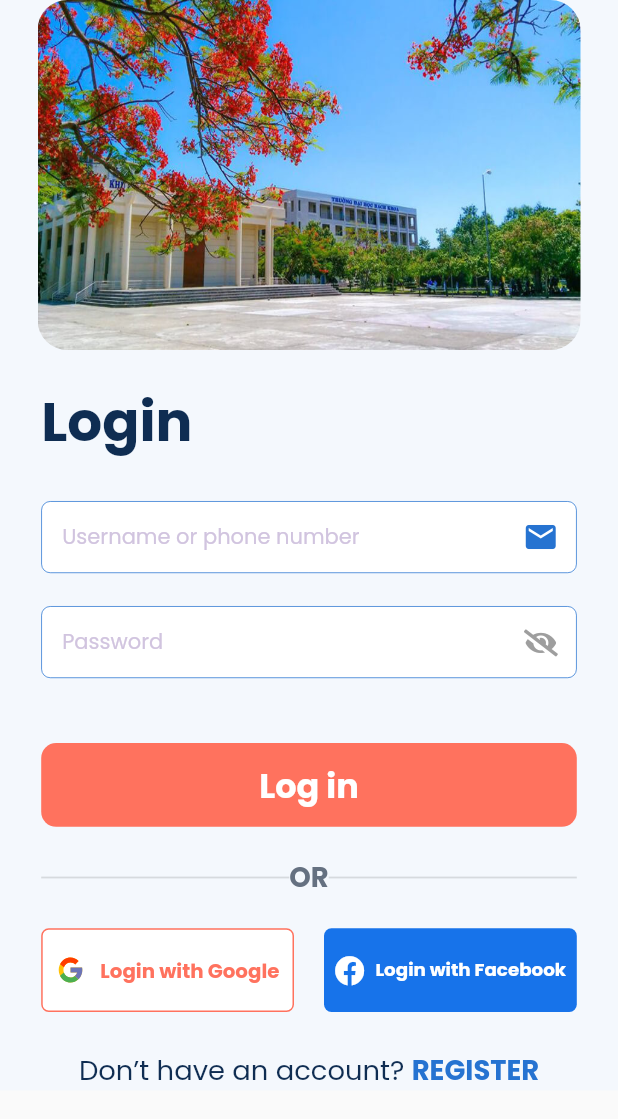
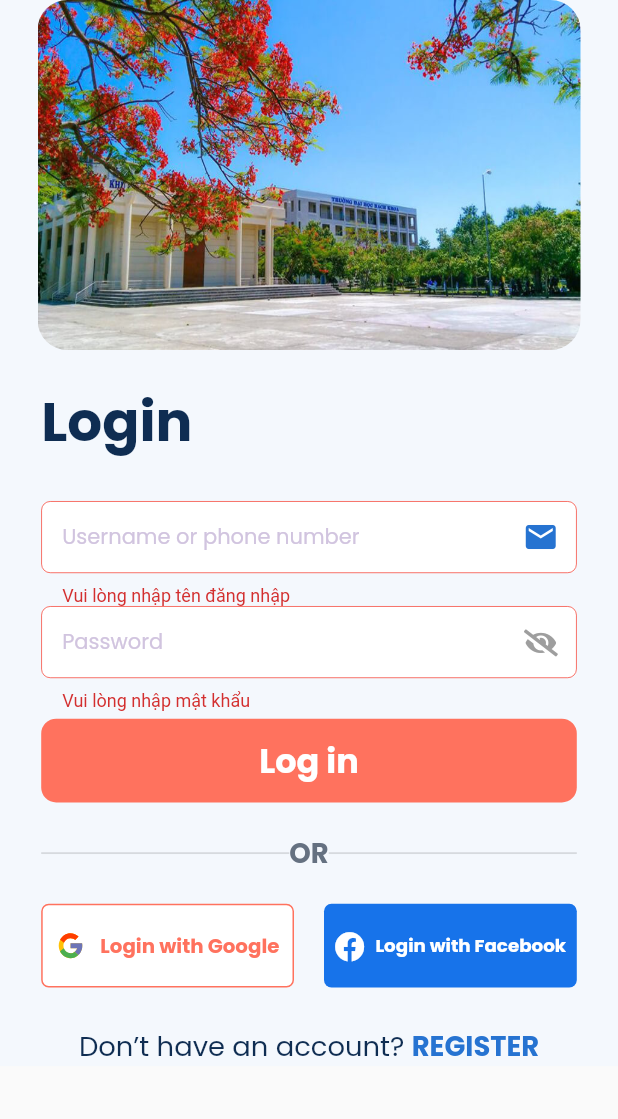
Before and after one commit to beobeodev/DUT_Message, a Flutter app: the SignUpScreen screen opened by its route, after a tap on "Đăng ký", after a tap on "LOG IN", after a tap on "Log in", on a phone screen of 412 x 824 dp. Shown: the top 1119 px of the screen. Run offline on Flutter 3.47's test engine with Material 2 defaults, Android fonts, the phone set to English and light mode, and no system bars; our stand-ins replace flutter_screenutil, flutter_svg, font_awesome_flutter, get, hive, hive_flutter and 1 more; accounts and stored records are empty; network calls fail; statements that could not run were skipped.

Commit message:
complete login form with validate :art: :art:

```diff
--- a/flutter_frontend/lib/controller/login/login_controller.dart
+++ b/flutter_frontend/lib/controller/login/login_controller.dart
@@ -2,6 +2,8 @@ import 'dart:convert';
 
 import 'package:flutter/cupertino.dart';
 import 'package:flutter_frontend/core/router/router.dart';
+import 'package:flutter_frontend/data/models/custom_response.dart';
+import 'package:flutter_frontend/data/repositories/auth_repository.dart';
 import 'package:flutter_frontend/data/repositories/local_repository.dart';
 import 'package:flutter_frontend/data/repositories/login_repository.dart';
 import 'package:get/get.dart';
@@ -11,24 +13,43 @@ class LoginController extends GetxController {
   final TextEditingController usernameEditingController = TextEditingController();
   final TextEditingController passwordEditingController = TextEditingController();
 
-  final LoginRepository loginRepository = LoginRepository();
-  final LocalRepository localRepository = LocalRepository();
+  final GlobalKey<FormState> loginFormKey = GlobalKey<FormState>();
+
+  final AuthRepository authRepository = AuthRepository();
 
   final RxString errorText = "".obs;
+
+  String validateUsername(String value) {
+    if (value == "") {
+      return "Vui lòng nhập tên đăng nhập";
+    }
+    return null;
+  }
+
+  String validatePassword(String value) {
+    if (value == "") {
+      return "Vui lòng nhập mật khẩu";
+    }
+    return null;
+  }
 
   void navigateToSignUpScreen() {
     Get.offAndToNamed<dynamic>(GetRouter.signUp);
   }
 
   Future<void> onTapLoginButton() async {
-    final http.Response response = await loginRepository.login(usernameEditingController.text, passwordEditingController.text);
-    if (response.statusCode == 200) {
-      final dynamic loginResponse = jsonDecode(response.body);
-      localRepository.writeToken(loginResponse['accessToken'], loginResponse['refreshToken']);
-      Get.offAndToNamed<dynamic>(GetRouter.drawer, arguments: loginResponse);
-    } else if (response.statusCode == 500) {
-      errorText.value = "Incorrect username or password";
-      print(errorText.value);
+    errorText.value = "";
+    if (!loginFormKey.currentState.validate()) {
+      return;
+    } else {
+      final CustomResponse response = await authRepository.login(usernameEditingController.text, passwordEditingController.text);
+      if (response.statusCode == 200) {
+        Get.offAllNamed(GetRouter.home);
+      } else if (response.statusCode == 500) {
+        if (response.errorMaps['errorPassword'] != null) {
+          errorText.value = "Sai tên đăng nhập hoặc mật khẩu";
+        }
+      }
     }
   }
 
--- a/flutter_frontend/lib/data/models/custom_response.dart
+++ b/flutter_frontend/lib/data/models/custom_response.dart
@@ -9,6 +9,7 @@ class CustomResponse {
 
   CustomResponse({
     this.statusCode = 200,
+    this.responseBody,
     this.error = false,
     this.errorMaps,
   });
--- a/flutter_frontend/lib/data/repositories/local_repository.dart
+++ b/flutter_frontend/lib/data/repositories/local_repository.dart
@@ -21,7 +21,7 @@ class LocalRepository {
   }
 
   //
-  Future<void> writeToken(String accessToken, String refreshToken) async {
+  Future<void> setToken(String accessToken, String refreshToken) async {
     await authBox.put('access_token', accessToken);
     await authBox.put('refresh_token', refreshToken);
   }
--- a/flutter_frontend/lib/screens/login.dart
+++ b/flutter_frontend/lib/screens/login.dart
@@ -29,20 +29,15 @@ class LoginScreen extends StatelessWidget {
                 color: Palette.aliceBlue,
               ),
               child: Obx(() {
-                return Column(
+                return Form(
+                  key: loginController.loginFormKey,
+                  child: Column(
                     children: [
-                    // SizedBox(
-                    //   height: MediaQuery.of(context).padding.top + 20,
-                    // ),
                       ClipRRect(
                         borderRadius: BorderRadius.circular(20),
                         child: SizedBox(
                           width: ScreenUtil().screenWidth - 50,
                           height: ScreenUtil().setHeight(230),
-                        // child: SvgPicture.asset(
-                        //   ImagePath.chatLogin,
-                        //   fit: BoxFit.fill,
-                        // ),
                           child: Image.asset(
                             ImagePath.schoolPicture,
                             fit: BoxFit.fill,
@@ -76,7 +71,7 @@ class LoginScreen extends StatelessWidget {
                               textEditingController: loginController
                                   .usernameEditingController,
                               width: double.infinity,
-                            // height: ScreenUtil().setHeight(85.0),
+                              validateFunc: loginController.validateUsername,
                               hintText: "Username or phone number",
                               suffixIconWidget: Icon(
                                 Icons.mail,
@@ -88,10 +83,10 @@ class LoginScreen extends StatelessWidget {
                               textEditingController: loginController
                                   .passwordEditingController,
                               width: double.infinity,
-                            height: ScreenUtil().setHeight(85.0),
+                              validateFunc: loginController.validatePassword,
                               hintText: "Password",
                               isObsecure: true,
-                            errorText: loginController.errorText.value != "" ? loginController.errorText.value : null,
+                              errorText: loginController.errorText.value,
                               suffixIconWidget: GestureDetector(
                                 onTap: () {},
                                 child: Icon(
@@ -195,6 +190,7 @@ class LoginScreen extends StatelessWidget {
                         ),
                       )
                     ],
+                  ),
                 );
               }),
             ),
```
Also changed, not shown: flutter_frontend/lib/data/models/user.dart (+6 -6 lines), flutter_frontend/lib/data/providers/auth_provider.dart (+8 -0 lines), flutter_frontend/lib/data/repositories/auth_repository.dart (+56 -1 lines). Lines whose indentation alone changed are shown as unchanged.
